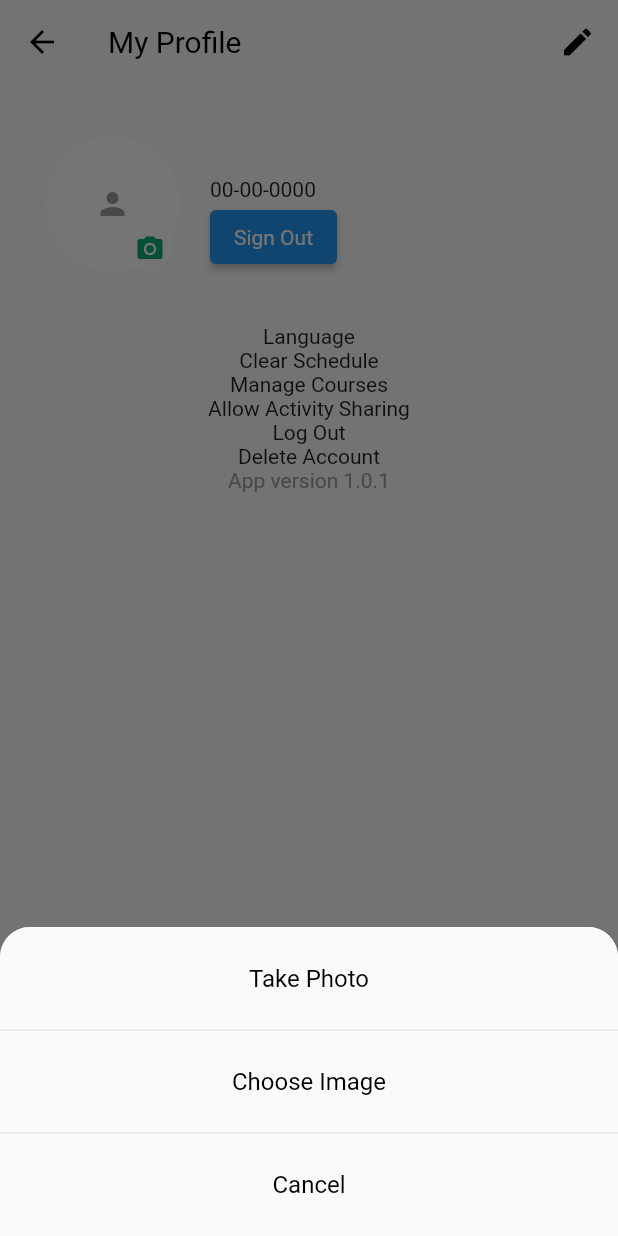
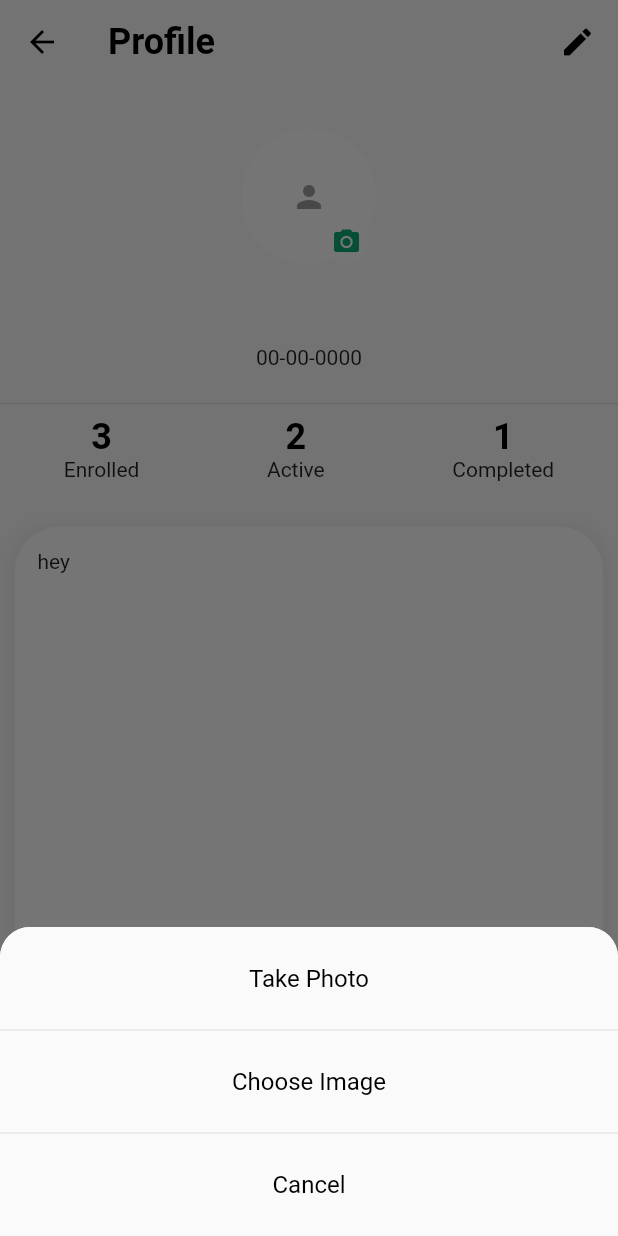
Before and after one commit to PAU-Course-Selection/course-select, a Flutter app: the UserProfilePage screen opened by its route, after a tap on the "person" icon, on a phone screen of 412 x 824 dp. Run offline on Flutter 3.47's test engine with Material 2 defaults, Android fonts, the phone set to English and light mode, and no system bars; drawn by our look-alikes of cached_network_image; our stand-ins replace bottom_navy_bar, cloud_firestore, firebase_auth, firebase_core, firebase_storage, flick_video_player and 11 more; accounts and stored records are empty; network calls fail.

Commit message:
change user profile screen layout
Signed-off-by: Kenn <kakomea@yahoo.com>

```diff
--- a/lib/constants/constants.dart
+++ b/lib/constants/constants.dart
@@ -1,5 +1,3 @@
-import 'dart:ui';
-
 import 'package:flutter/material.dart';
 
 Color kPrimaryColour = const Color(0xff0DAB76);
--- a/lib/screens/user_profile_page.dart
+++ b/lib/screens/user_profile_page.dart
@@ -32,7 +32,7 @@
   late Future futureData;
 
   Widget _title() {
-    return const Text('My Profile');
+    return Text('Profile', style: kHeadlineMedium,);
   }
 
   Widget _signOutButton() {
@@ -138,20 +138,16 @@
       body: FutureBuilder(
         future: futureData,
         builder: (BuildContext context, AsyncSnapshot<dynamic> snapshot) {
-          return Column(
-            children: [
-              Container(
-                height: 160,
+          return Container(
+            padding: const EdgeInsets.only(top: 20),
             width: double.infinity,
-                padding: const EdgeInsets.all(20),
-                child: Row(
+            child: Column(
               crossAxisAlignment: CrossAxisAlignment.center,
               children: [
                 Padding(
                     padding: const EdgeInsets.all(10.0),
                     child: GestureDetector(
                         onTap: () {
-
                           showCupertinoModalBottomSheet(
                             isDismissible: true,
                             topRadius: const Radius.circular(20),
@@ -239,37 +235,56 @@
                                     color: kPrimaryColour,
                                   )))
                         ]))),
-                    Padding(
-                      padding: const EdgeInsets.all(10.0),
-                      child: Column(
-                        crossAxisAlignment: CrossAxisAlignment.start,
-                        children: <Widget>[
                 Text(
                   userNotifier.userName,
-                            style: const TextStyle(fontWeight: FontWeight.bold),
+                  style: kHeadlineMedium,
                 ),
                 Text(userNotifier.email?? 'User email'),
                 Text(userNotifier.joinDate),
-                          _signOutButton(),
+                const SizedBox(height: 15,),
+                const Divider(),
+                Row(
+                  mainAxisAlignment: MainAxisAlignment.spaceAround,
+                  children: [
+                    Column(children: [
+                      Text('3', style: kHeadlineMedium,),
+                      Text('Enrolled'),
+                    ],),
+                    Column(children: [
+                      Text('2', style: kHeadlineMedium),
+                      Text('Active'),
+                    ],),
+                    Column(children: [
+                      Text('1', style: kHeadlineMedium),
+                      const Text('Completed'),
+                    ],),
                   ],
                 ),
+                const SizedBox(height: 20,),
+                Expanded(
+                  child: Padding(
+                    padding: const EdgeInsets.symmetric(horizontal: 10, vertical: 10),
+                    child: Container(
+                      padding: const EdgeInsets.all(15),
+                      decoration: BoxDecoration(
+                        boxShadow: [
+                          BoxShadow(
+                            color: Colors.grey.withOpacity(0.1),
+                            spreadRadius: 5,
+                            blurRadius: 7,
+                            offset: const Offset(0, 3), // changes position of shadow
                           ),
                         ],
+                        borderRadius: BorderRadius.circular(30),
+                        color:  Colors.white,
+                      ),
+                      child: Text('hey'),
+                      width: double.infinity,),
                   ),
                 ),
-              //TODO create list tiles for settings and options according to design
-              Text("Language"),
-              Text("Clear Schedule"),
-              Text("Manage Courses"),
-              Text("Allow Activity Sharing"),
-              Text("Log Out"),
-              Text("Delete Account"),
-              const Expanded(
-                  child: Text(
-                    "App version 1.0.1",
-                    style: TextStyle(color: Colors.grey),
-                  ))
+
               ],
+            ),
           );
         }
       ),
@@ -346,3 +361,16 @@
     ]);
   }
 }
+// _signOutButton(),
+// //TODO create list tiles for settings and options according to design
+// Text("Language"),
+// Text("Clear Schedule"),
+// Text("Manage Courses"),
+// Text("Allow Activity Sharing"),
+// Text("Log Out"),
+// Text("Delete Account"),
+// const Expanded(
+// child: Text(
+// "App version 1.0.1",
+// style: TextStyle(color: Colors.grey),
+// ))
```
Lines whose indentation alone changed are shown as unchanged.
